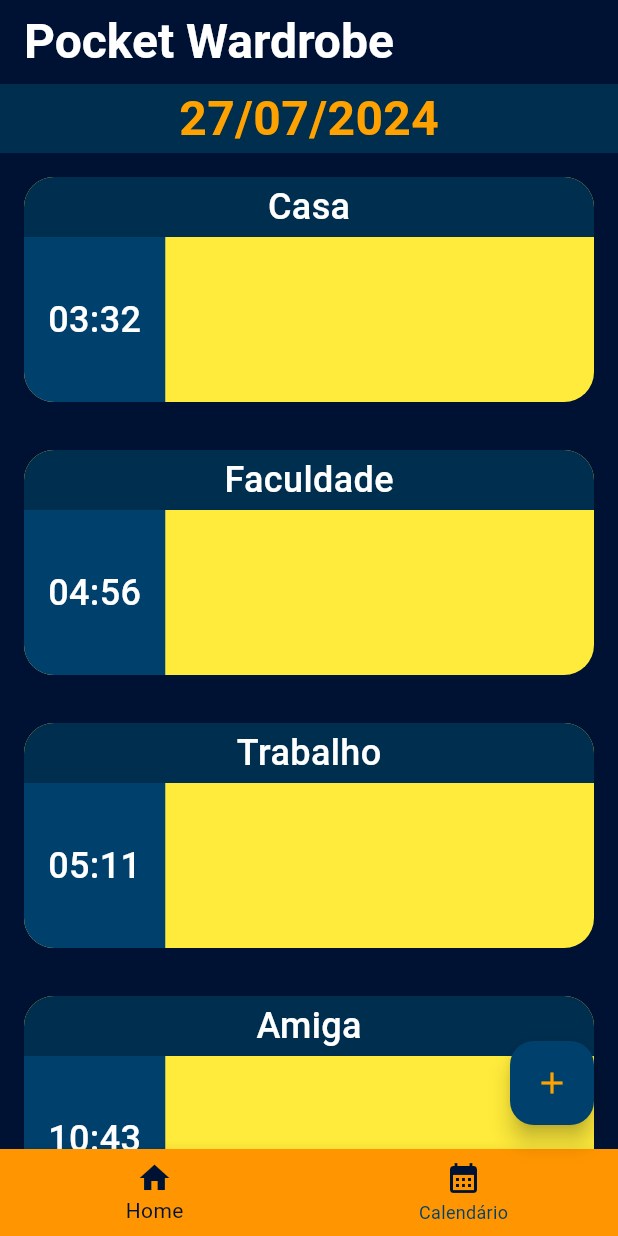
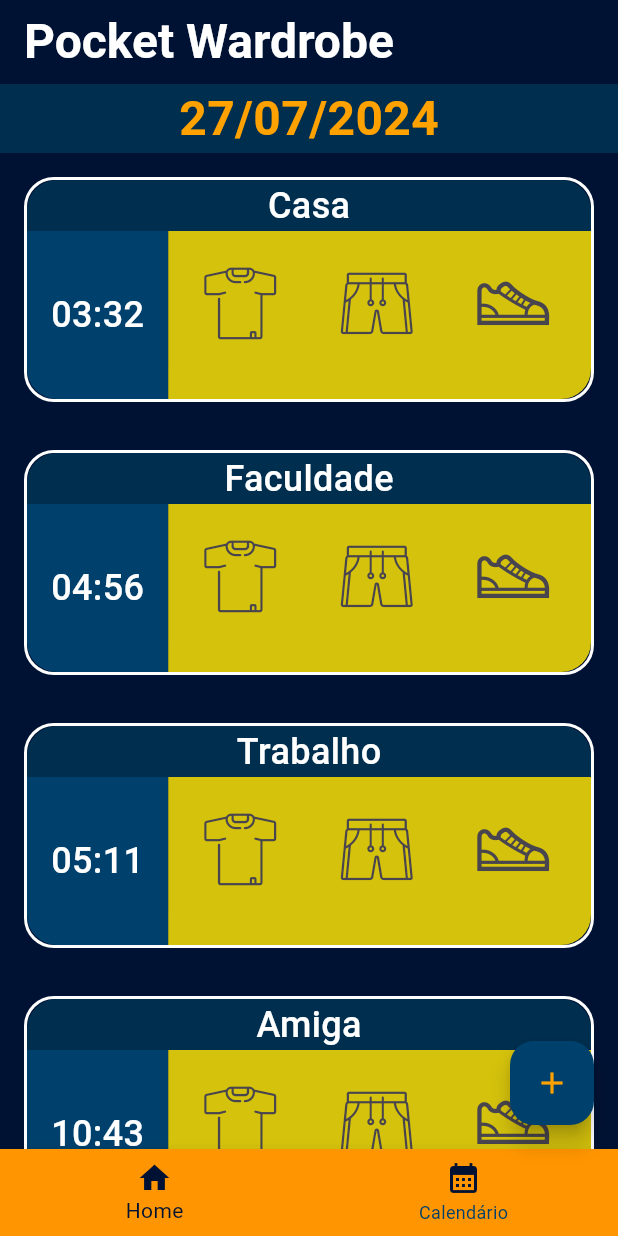
Before and after one commit to AdrianoAnadinho/guarda_roupas_de_bolso, a Flutter app: the screen it shows after launch, on a phone screen of 412 x 824 dp. Run offline on Flutter 3.47's test engine with Material 3 defaults, Android fonts, the phone set to English and light mode, and no system bars; our stand-ins replace equatable, hive; accounts and stored records are empty.

Commit message:
feat: icons, folder architecture and widget extraction

```diff
--- /dev/null
+++ b/lib/assets/icons/pocket_icons_icons.dart
@@ -0,0 +1,29 @@
+/// Flutter icons PocketIcons
+/// Copyright (C) 2024 by original authors @ fluttericon.com, fontello.com
+/// This font was generated by FlutterIcon.com, which is derived from Fontello.
+///
+/// To use this font, place it in your fonts/ directory and include the
+/// following in your pubspec.yaml
+///
+/// flutter:
+///   fonts:
+///    - family:  PocketIcons
+///      fonts:
+///       - asset: fonts/PocketIcons.ttf
+///
+///
+///
+import 'package:flutter/widgets.dart';
+
+class PocketIcons {
+  PocketIcons._();
+
+  static const _kFontFam = 'PocketIcons';
+  static const String? _kFontPkg = null;
+
+  static const IconData shirt = IconData(0xe800, fontFamily: _kFontFam, fontPackage: _kFontPkg);
+  static const IconData underwear = IconData(0xe801, fontFamily: _kFontFam, fontPackage: _kFontPkg);
+  static const IconData shorts = IconData(0xe803, fontFamily: _kFontFam, fontPackage: _kFontPkg);
+  static const IconData shoe = IconData(0xe804, fontFamily: _kFontFam, fontPackage: _kFontPkg);
+  static const IconData socks = IconData(0xe805, fontFamily: _kFontFam, fontPackage: _kFontPkg);
+}
--- /dev/null
+++ b/lib/constants.dart
@@ -0,0 +1,10 @@
+import 'package:flutter/material.dart';
+
+class AppColors {
+  static Color blue3 = const Color(0xFF001233);
+  static Color blue2 = const Color(0xFF002E4E);
+  static Color blue1 = const Color(0xFF00406C);
+  static Color white = const Color(0xFFFFFFFF);
+  static Color orange = const Color(0xFFFF9500);
+  static Color brightOrange = const Color(0xFFFFA200);
+}
--- /dev/null
+++ b/lib/models/location.dart
@@ -0,0 +1,18 @@
+import 'package:equatable/equatable.dart';
+import 'package:flutter/material.dart';
+
+class Location extends Equatable {
+  final String title;
+  final TimeOfDay? time;
+
+  const Location({
+    required this.title,
+    this.time,
+  });
+
+  @override
+  List<Object?> get props => [
+        title,
+        time,
+      ];
+}
--- /dev/null
+++ b/lib/models/models.dart
@@ -0,0 +1,2 @@
+export 'location.dart';
+export 'task_category.dart';
--- /dev/null
+++ b/lib/models/task_category.dart
@@ -0,0 +1,21 @@
+import 'package:equatable/equatable.dart';
+import 'package:flutter/material.dart';
+
+class TaskCategory extends Equatable {
+  final IconData icon;
+  final bool isDone;
+  final Color iconColor;
+
+  const TaskCategory({
+    required this.icon,
+    required this.isDone,
+    required this.iconColor,
+  });
+
+  @override
+  List<Object?> get props => [
+        icon,
+        isDone,
+        iconColor,
+      ];
+}
--- a/lib/pages/home_page.dart
+++ b/lib/pages/home_page.dart
@@ -1,6 +1,7 @@
-import 'package:equatable/equatable.dart';
 import 'package:flutter/material.dart';
-import 'package:intl/intl.dart';
+import 'package:guarda_roupas_de_bolso/constants.dart';
+import 'package:guarda_roupas_de_bolso/models/models.dart';
+import 'package:guarda_roupas_de_bolso/widgets/widgets.dart';
 
 class MyHomePage extends StatefulWidget {
   const MyHomePage({super.key, required this.title});
@@ -80,25 +81,8 @@ class _MyHomePageState extends State<MyHomePage> {
       body: SafeArea(
         child: Column(
           children: [
-            Row(
-              children: [
-                Expanded(
-                  child: Container(
-                    alignment: Alignment.center,
-                    color: AppColors.blue2,
-                    child: Text(
-                      DateFormat('dd/MM/yyyy').format(
-                        DateTime.now(),
-                      ),
-                      style: TextStyle(
-                        fontSize: 32.0,
-                        color: AppColors.brightOrange,
-                        fontWeight: FontWeight.bold,
-                      ),
-                    ),
-                  ),
-                ),
-              ],
+            DateRow(
+              date: DateTime.now(),
             ),
             Expanded(
               child: ListView.builder(
@@ -131,7 +115,6 @@ class _MyHomePageState extends State<MyHomePage> {
             });
 
             Navigator.of(context).pop();
-            print(locationsList);
           },
         ),
         tooltip: 'Increment',
@@ -142,7 +125,10 @@ class _MyHomePageState extends State<MyHomePage> {
 
   addLocation(
     BuildContext context,
-    Function(String title, TimeOfDay? time) addLocationToList,
+    Function(
+      String title,
+      TimeOfDay? time,
+    ) addLocationToList,
   ) async {
     TimeOfDay? selectedTime;
 
@@ -268,7 +254,7 @@ class _MyHomePageState extends State<MyHomePage> {
                         titleController.text,
                         selectedTime,
                       ),
-                      child: Text('Salvar'),
+                      child: const Text('Salvar'),
                     ),
                   ],
                 ),
@@ -294,136 +280,7 @@ class _MyHomePageState extends State<MyHomePage> {
   }
 }
 
-class VSpace extends StatelessWidget {
-  final double height;
-
-  const VSpace(
-    this.height, {
-    super.key,
-  });
-
-  @override
-  Widget build(BuildContext context) {
-    return SizedBox(
-      height: height,
-    );
-  }
-}
-
-class Location extends Equatable {
-  final String title;
-  final TimeOfDay? time;
-
-  const Location({
-    required this.title,
-    this.time,
-  });
-
-  @override
-  List<Object?> get props => [
-        title,
-        time,
-      ];
-}
-
-class LocationCard extends StatelessWidget {
-  final String title;
-  final TimeOfDay? time;
-
-  const LocationCard({
-    required this.title,
-    this.time,
-    super.key,
-  });
-
-  @override
-  Widget build(BuildContext context) {
-    return Container(
-      width: 200,
-      height: 150,
-      decoration: BoxDecoration(
-        color: Colors.yellow,
-        borderRadius: BorderRadius.circular(
-          20.0,
-        ),
-      ),
-      child: Stack(
-        children: [
-          Positioned(
-            top: 0,
-            left: 0,
-            right: 0,
-            bottom: 110,
-            child: Container(
-              decoration: const BoxDecoration(
-                color: Color(0xFF002E4E),
-                borderRadius: BorderRadius.vertical(
-                  top: Radius.circular(20.0),
-                ),
-              ),
-              alignment: Alignment.center,
-              child: Text(
-                title,
-                style: const TextStyle(
-                  color: Color(0xFFFFFFFF),
-                  fontSize: 24.0,
-                  fontWeight: FontWeight.w500,
-                ),
-              ),
-            ),
-          ),
-          if (time != null) ...[
-            Positioned(
-              left: 0,
-              bottom: 0,
-              top: 40,
-              child: Container(
-                alignment: Alignment.centerLeft,
-                padding: const EdgeInsets.all(16.0),
-                decoration: const BoxDecoration(
-                  color: Color(0xFF00406C),
-                  borderRadius: BorderRadius.only(
-                    bottomLeft: Radius.circular(20.0),
-                  ),
-                ),
-                child: Text(
-                  time!.format(context),
-                  style: const TextStyle(
-                    color: Color(0xFFFFFFFF),
-                    fontSize: 24.0,
-                    fontWeight: FontWeight.w500,
-                  ),
-                ),
-              ),
-            )
-          ]
-        ],
-      ),
-    );
-  }
-}
-
-class TaskCategory {
-  final IconData icon;
-  final bool isDone;
-  final Color iconColor;
-  TaskCategory({
-    required this.icon,
-    required this.isDone,
-    required this.iconColor,
-  });
-}
-
 Color getColorFromHex(String value) {
   final formattedValue = value.replaceAll('#', '');
   return Color(int.parse('0xff$formattedValue'));
 }
-
-class AppColors {
-  static Color blue3 = const Color(0xFF001233);
-  static Color blue2 = const Color(0xFF002E4E);
-  static Color blue1 = const Color(0xFF00406C);
-  static Color white = const Color(0xFFFFFFFF);
-  static Color orange = const Color(0xFFFF9500);
-  static Color brightOrange = const Color(0xFFFFA200);
-}
--- /dev/null
+++ b/lib/widgets/date_row.dart
@@ -0,0 +1,37 @@
+import 'package:flutter/material.dart';
+import 'package:guarda_roupas_de_bolso/constants.dart';
+
+import 'package:intl/intl.dart';
+
+class DateRow extends StatelessWidget {
+  final DateTime date;
+
+  const DateRow({
+    required this.date,
+    super.key,
+  });
+
+  @override
+  Widget build(BuildContext context) {
+    return Row(
+      children: [
+        Expanded(
+          child: Container(
+            alignment: Alignment.center,
+            color: AppColors.blue2,
+            child: Text(
+              DateFormat('dd/MM/yyyy').format(
+                date,
+              ),
+              style: TextStyle(
+                fontSize: 32.0,
+                color: AppColors.brightOrange,
+                fontWeight: FontWeight.bold,
+              ),
+            ),
+          ),
+        ),
+      ],
+    );
+  }
+}
--- /dev/null
+++ b/lib/widgets/h_space.dart
@@ -0,0 +1,17 @@
+import 'package:flutter/material.dart';
+
+class HSpace extends StatelessWidget {
+  final double width;
+
+  const HSpace(
+    this.width, {
+    super.key,
+  });
+
+  @override
+  Widget build(BuildContext context) {
+    return SizedBox(
+      width: width,
+    );
+  }
+}
--- /dev/null
+++ b/lib/widgets/location_card.dart
@@ -0,0 +1,137 @@
+import 'package:flutter/material.dart';
+import 'package:guarda_roupas_de_bolso/assets/icons/pocket_icons_icons.dart';
+import 'package:guarda_roupas_de_bolso/assets/icons/pocket_wardrobe_icons.dart';
+
+class LocationCard extends StatelessWidget {
+  final String title;
+  final TimeOfDay? time;
+
+  const LocationCard({
+    required this.title,
+    this.time,
+    super.key,
+  });
+
+  @override
+  Widget build(BuildContext context) {
+    final cardTime = time;
+
+    return Container(
+      height: 150,
+      decoration: BoxDecoration(
+        border: Border.all(color: Colors.white, width: 2),
+        borderRadius: BorderRadius.circular(
+          20.0,
+        ),
+      ),
+      child: Column(
+        children: [
+          Row(
+            children: [
+              Expanded(
+                child: Container(
+                  decoration: const BoxDecoration(
+                    color: Color(0xFF002E4E),
+                    borderRadius: BorderRadius.vertical(
+                      top: Radius.circular(20.0),
+                    ),
+                  ),
+                  alignment: Alignment.center,
+                  child: Text(
+                    title,
+                    style: const TextStyle(
+                      color: Color(0xFFFFFFFF),
+                      fontSize: 24.0,
+                      fontWeight: FontWeight.w500,
+                    ),
+                  ),
+                ),
+              ),
+            ],
+          ),
+          Expanded(
+            child: Row(
+              children: [
+                if (cardTime != null) ...[
+                  Container(
+                    alignment: Alignment.centerLeft,
+                    padding: const EdgeInsets.all(16.0),
+                    decoration: const BoxDecoration(
+                      color: Color(0xFF00406C),
+                      borderRadius: BorderRadius.only(
+                        bottomLeft: Radius.circular(20.0),
+                      ),
+                    ),
+                    child: Text(
+                      cardTime.format(context),
+                      style: const TextStyle(
+                        color: Color(0xFFFFFFFF),
+                        fontSize: 24.0,
+                        fontWeight: FontWeight.w500,
+                      ),
+                    ),
+                  )
+                ],
+                Expanded(
+                  child: Container(
+                    height: double.maxFinite,
+                    padding: const EdgeInsets.all(16.0),
+                    decoration: const BoxDecoration(
+                      color: Color.fromARGB(228, 238, 215, 7),
+                      borderRadius: BorderRadius.only(
+                        bottomRight: Radius.circular(20.0),
+                      ),
+                    ),
+                    child: SingleChildScrollView(
+                      scrollDirection: Axis.horizontal,
+                      child: Row(
+                        children: [
+                          IconButton(
+                            onPressed: () {},
+                            icon: const Icon(
+                              size: 75.0,
+                              PocketIcons.shirt,
+                            ),
+                          ),
+                          IconButton(
+                            onPressed: () {},
+                            icon: const Icon(
+                              size: 75.0,
+                              PocketIcons.shorts,
+                            ),
+                          ),
+                          IconButton(
+                            onPressed: () {},
+                            icon: const Icon(
+                              size: 75.0,
+                              PocketIcons.shoe,
+                            ),
+                          ),
+                          IconButton(
+                            highlightColor: Colors.transparent,
+                            onPressed: () {},
+                            icon: const Icon(
+                              size: 75.0,
+                              PocketIcons.socks,
+                            ),
+                          ),
+                          IconButton(
+                            onPressed: () {},
+                            icon: const Icon(
+                              size: 75.0,
+                              PocketIcons.underwear,
+                            ),
+                          ),
+                        ],
+                      ),
+                    ),
+                  ),
+                ),
+              ],
+            ),
+          )
+        ],
+      ),
+    );
+  }
+}
--- /dev/null
+++ b/lib/widgets/v_space.dart
@@ -0,0 +1,17 @@
+import 'package:flutter/material.dart';
+
+class VSpace extends StatelessWidget {
+  final double height;
+
+  const VSpace(
+    this.height, {
+    super.key,
+  });
+
+  @override
+  Widget build(BuildContext context) {
+    return SizedBox(
+      height: height,
+    );
+  }
+}
--- /dev/null
+++ b/lib/widgets/widgets.dart
@@ -0,0 +1,4 @@
+export 'date_row.dart';
+export 'h_space.dart';
+export 'location_card.dart';
+export 'v_space.dart';
--- a/pubspec.yaml
+++ b/pubspec.yaml
@@ -17,6 +17,7 @@ dependencies:
   carousel_slider: ^4.2.1
   intl: ^0.19.0
   bloc: ^8.1.4
+  fluttericon: ^2.0.0
 
 dev_dependencies:
   flutter_test:
@@ -25,3 +26,7 @@ dev_dependencies:
 
 flutter:
   uses-material-design: true
+  fonts:
+    - family:  PocketIcons
+      fonts:
+        - asset: fonts/PocketIcons.ttf
```
Also changed, not shown: fonts/PocketIcons.ttf (added), pubspec.lock.
